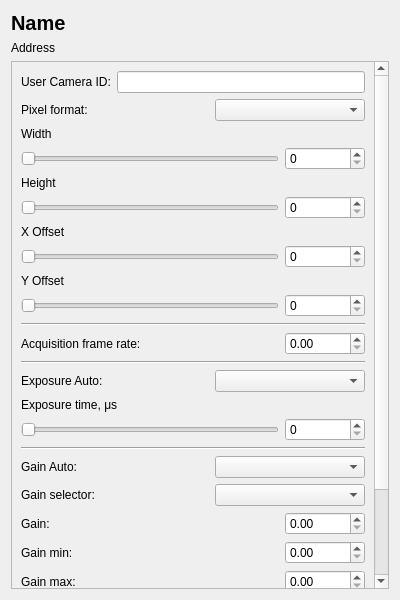
Before: the Qt Designer form settingswidget.ui in vava94/BaslerHandler, drawn with Qt 5.
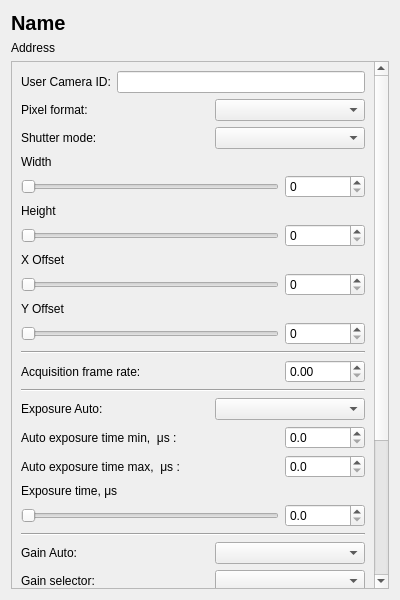
After: the same form once the commit is applied.

Commit message: Almost all settings in widget can be set. Fixed some exceptions.

```diff
--- a/settingswidget.ui
+++ b/settingswidget.ui
@@ -52,7 +52,7 @@
         <x>0</x>
         <y>0</y>
         <width>366</width>
-        <height>749</height>
+        <height>850</height>
        </rect>
       </property>
       <layout class="QVBoxLayout" name="verticalLayout">
@@ -128,6 +128,47 @@
          </layout>
         </widget>
        </item>
+       <item>
+        <widget class="QWidget" name="widget_20" native="true">
+         <layout class="QHBoxLayout" name="horizontalLayout_20">
+          <property name="leftMargin">
+           <number>0</number>
+          </property>
+          <property name="topMargin">
+           <number>0</number>
+          </property>
+          <property name="rightMargin">
+           <number>0</number>
+          </property>
+          <property name="bottomMargin">
+           <number>0</number>
+          </property>
+          <item>
+           <widget class="QLabel" name="label_19">
+            <property name="text">
+             <string>Shutter mode:</string>
+            </property>
+           </widget>
+          </item>
+          <item>
+           <widget class="QComboBox" name="shutterComboBox">
+            <property name="minimumSize">
+             <size>
+              <width>150</width>
+              <height>0</height>
+             </size>
+            </property>
+            <property name="maximumSize">
+             <size>
+              <width>150</width>
+              <height>16777215</height>
+             </size>
+            </property>
+           </widget>
+          </item>
+         </layout>
+        </widget>
+       </item>
        <item>
         <widget class="QLabel" name="label">
          <property name="text">
@@ -416,6 +457,100 @@
          </layout>
         </widget>
        </item>
+       <item>
+        <widget class="QWidget" name="widget_18" native="true">
+         <layout class="QHBoxLayout" name="horizontalLayout_18">
+          <property name="leftMargin">
+           <number>0</number>
+          </property>
+          <property name="topMargin">
+           <number>0</number>
+          </property>
+          <property name="rightMargin">
+           <number>0</number>
+          </property>
+          <property name="bottomMargin">
+           <number>0</number>
+          </property>
+          <item>
+           <widget class="QLabel" name="label_17">
+            <property name="text">
+             <string>Auto exposure time min,  μs :</string>
+            </property>
+           </widget>
+          </item>
+          <item>
+           <widget class="QDoubleSpinBox" name="exposureAutoMinSpinBox">
+            <property name="minimumSize">
+             <size>
+              <width>80</width>
+              <height>0</height>
+             </size>
+            </property>
+            <property name="maximumSize">
+             <size>
+              <width>80</width>
+              <height>16777215</height>
+             </size>
+            </property>
+            <property name="decimals">
+             <number>1</number>
+            </property>
+            <property name="maximum">
+             <double>100.000000000000000</double>
+            </property>
+            <property name="value">
+             <double>0.000000000000000</double>
+            </property>
+           </widget>
+          </item>
+         </layout>
+        </widget>
+       </item>
+       <item>
+        <widget class="QWidget" name="widget_19" native="true">
+         <layout class="QHBoxLayout" name="horizontalLayout_19">
+          <property name="leftMargin">
+           <number>0</number>
+          </property>
+          <property name="topMargin">
+           <number>0</number>
+          </property>
+          <property name="rightMargin">
+           <number>0</number>
+          </property>
+          <property name="bottomMargin">
+           <number>0</number>
+          </property>
+          <item>
+           <widget class="QLabel" name="label_18">
+            <property name="text">
+             <string>Auto exposure time max,  μs :</string>
+            </property>
+           </widget>
+          </item>
+          <item>
+           <widget class="QDoubleSpinBox" name="exposureAutoMaxSpinBox">
+            <property name="minimumSize">
+             <size>
+              <width>80</width>
+              <height>0</height>
+             </size>
+            </property>
+            <property name="maximumSize">
+             <size>
+              <width>80</width>
+              <height>16777215</height>
+             </size>
+            </property>
+            <property name="decimals">
+             <number>1</number>
+            </property>
+           </widget>
+          </item>
+         </layout>
+        </widget>
+       </item>
        <item>
         <widget class="QLabel" name="label_8">
          <property name="text">
@@ -440,13 +575,19 @@
           </property>
           <item>
            <widget class="QSlider" name="exposureTimeSlider">
+            <property name="singleStep">
+             <number>10</number>
+            </property>
+            <property name="pageStep">
+             <number>100</number>
+            </property>
             <property name="orientation">
              <enum>Qt::Horizontal</enum>
             </property>
            </widget>
           </item>
           <item>
-           <widget class="QSpinBox" name="exposureTimeSpinBox">
+           <widget class="QDoubleSpinBox" name="exposureTimeSpinBox">
             <property name="minimumSize">
              <size>
               <width>80</width>
@@ -459,6 +600,12 @@
               <height>16777215</height>
              </size>
             </property>
+            <property name="decimals">
+             <number>1</number>
+            </property>
+            <property name="singleStep">
+             <double>10.000000000000000</double>
+            </property>
            </widget>
           </item>
          </layout>
@@ -612,7 +759,7 @@
           <item>
            <widget class="QLabel" name="label_15">
             <property name="text">
-             <string>Gain min:</string>
+             <string>Gain auto min:</string>
             </property>
            </widget>
           </item>
@@ -653,7 +800,7 @@
           <item>
            <widget class="QLabel" name="label_16">
             <property name="text">
-             <string>Gain max:</string>
+             <string>Gain auto max:</string>
             </property>
            </widget>
           </item>
```
Left out of the diff: 3 changed lines with no effect on the pictures. The commit also changes 5 other files.
